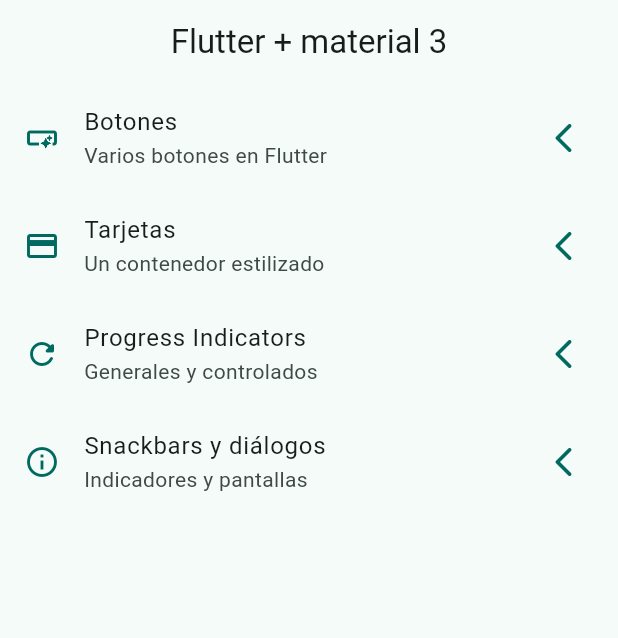
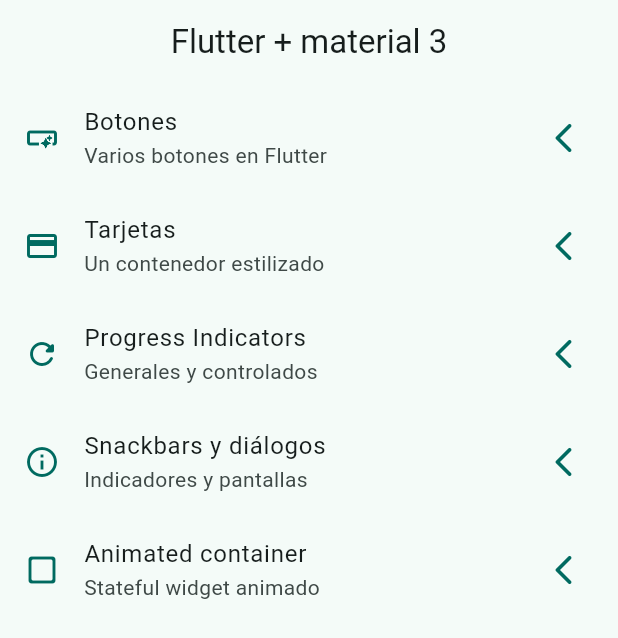
Before and after one commit to LucianoLuna139/widgets_app, a Flutter app: the screen it shows after launch, on a phone screen of 412 x 824 dp. Shown: the top 638 px of the screen. Run offline on Flutter 3.47's test engine with Material 3 defaults, Android fonts, the phone set to English and light mode, and no system bars; our stand-ins replace go_router.

Commit message:
animated container terminado

```diff
--- a/lib/config/menu/menu_items.dart
+++ b/lib/config/menu/menu_items.dart
@@ -16,8 +16,9 @@ class MenuItem {
 
 }
 
-//Acá se creaan todas las pantallas de la pag principal
+//Acá se creaan todas las pantallas de la pag principal y se rutean con app_router.dart
 const appMenuItems = <MenuItem>[
+
 
     MenuItem(
       title: 'Botones',
@@ -26,6 +27,7 @@ const appMenuItems = <MenuItem>[
       icon: Icons.smart_button_outlined
       ),
 
+
        MenuItem(
       title: 'Tarjetas',
       subTitle: 'Un contenedor estilizado',
@@ -33,12 +35,14 @@ const appMenuItems = <MenuItem>[
       icon: Icons.credit_card
       ),
 
+
         MenuItem(
       title: 'Progress Indicators',
       subTitle: 'Generales y controlados',
       link: '/progress',
       icon: Icons.refresh_rounded
       ),
+
 
          MenuItem(
       title: 'Snackbars y diálogos',
@@ -48,5 +52,13 @@ const appMenuItems = <MenuItem>[
       ),
 
 
+            MenuItem(
+      title: 'Animated container',
+      subTitle: 'Stateful widget animado',
+      link: '/animated',
+      icon: Icons.check_box_outline_blank_rounded
+      ),
+
+
 
 ];
--- a/lib/config/router/app_router.dart
+++ b/lib/config/router/app_router.dart
@@ -10,17 +10,22 @@ final appRouter = GoRouter(
 
   routes: [
 
+
     GoRoute(
       path: '/',
       name: HomeScreen.name,
       builder: (context, state) => const     HomeScreen(),
     ),
 
+
+
     GoRoute(
       path: '/buttons',
       name: ButtonsScreen.name,
       builder: (context, state) => const     ButtonsScreen(),
     ),
+
+
 
     GoRoute(
       path: '/cards',
@@ -29,11 +34,14 @@ final appRouter = GoRouter(
     ),
 
 
+
      GoRoute(
       path: '/progress',
       name: ProgressScreen.name,
       builder: (context, state) => const ProgressScreen(),
     ),
+
+
 
     GoRoute(
       path: '/snackbars',
@@ -42,5 +50,14 @@ final appRouter = GoRouter(
     ),
 
 
+
+      GoRoute(
+      path: '/animated',
+      name: AnimatedScreen.name,
+      builder: (context, state) => const AnimatedScreen(),
+    ),
+
+
+
   ],
 );
--- a/lib/presentation/screens/cards/cards_screen.dart
+++ b/lib/presentation/screens/cards/cards_screen.dart
@@ -1,6 +1,4 @@
-import 'package:flutter/cupertino.dart';
 import 'package:flutter/material.dart';
-import 'package:flutter/widgets.dart';
 
 const cards = <Map<String, dynamic>>[
   {'elevation': 0.0, 'label': 'Elevation 0'},
```
Also changed, not shown: lib/presentation/screens/animated/animated_screen.dart (+54 -2 lines).
